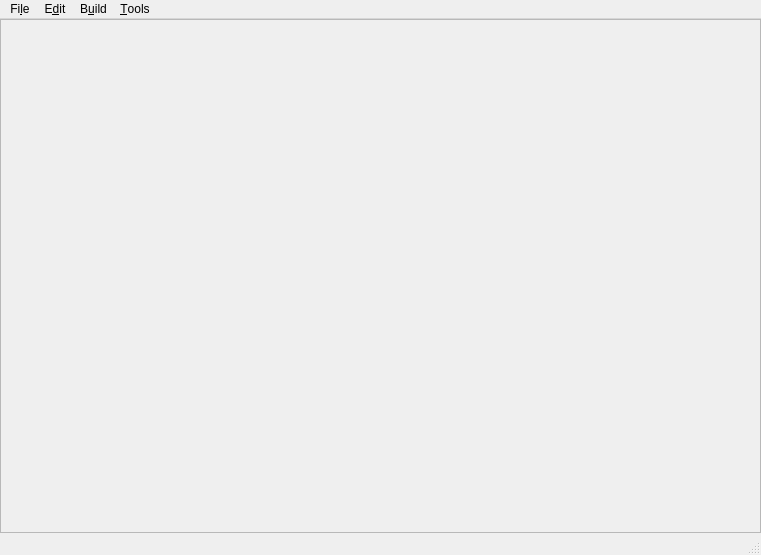
This is mainwindow.ui in libresilicon/qtflow as Qt 5 draws it before an edit. The edited form follows.
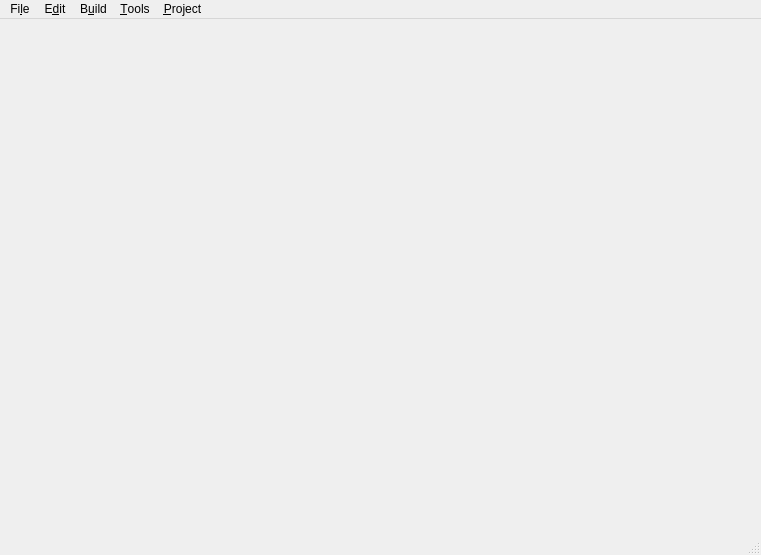
This is the edited form.

Commit message: changing main window

Patch:
```diff
--- a/mainwindow.ui
+++ b/mainwindow.ui
@@ -33,16 +33,6 @@
     <property name="bottomMargin">
      <number>0</number>
     </property>
-    <item>
-     <widget class="QFrame" name="frame">
-      <property name="frameShape">
-       <enum>QFrame::StyledPanel</enum>
-      </property>
-      <property name="frameShadow">
-       <enum>QFrame::Raised</enum>
-      </property>
-     </widget>
-    </item>
    </layout>
   </widget>
   <widget class="QStatusBar" name="statusBar"/>
@@ -52,7 +42,7 @@
      <x>0</x>
      <y>0</y>
      <width>761</width>
-     <height>22</height>
+     <height>29</height>
     </rect>
    </property>
    <widget class="QMenu" name="menuFile">
@@ -104,10 +94,20 @@
     <addaction name="separator"/>
     <addaction name="menuSettings"/>
    </widget>
+   <widget class="QMenu" name="menuProject">
+    <property name="title">
+     <string>&amp;Project</string>
+    </property>
+    <addaction name="projectSettings"/>
+    <addaction name="setSimulationMode"/>
+    <addaction name="setSynthesisMode"/>
+    <addaction name="setLayoutMode"/>
+   </widget>
    <addaction name="menuFile"/>
    <addaction name="menuEdit"/>
    <addaction name="menuBuild"/>
    <addaction name="menuTools"/>
+   <addaction name="menuProject"/>
   </widget>
   <action name="openMagicFile">
    <property name="text">
```
Left out of the diff: 20 changed lines with no effect on the pictures. The commit also changes 2 other files.
